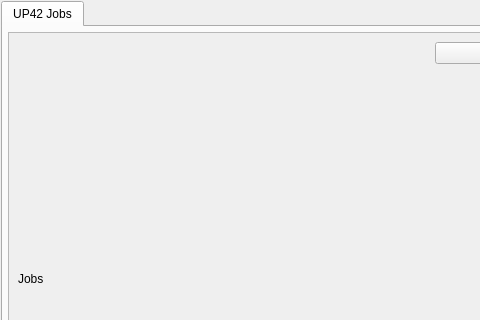
josesahad/up42-qgis-plugin, file dockwidget.ui: the form before one commit; both pictures show x 0 to 480 and y 0 to 320 of the 853 by 592 pixel window.
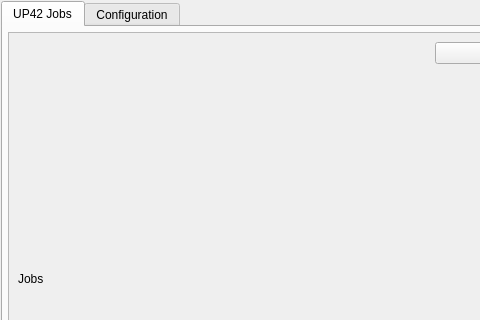
The form after the commit.

Commit message: fix plugin name

```diff
--- a/dockwidget.ui
+++ b/dockwidget.ui
@@ -184,7 +184,10 @@
            </widget>
           </item>
          </layout>
-        </widget>        
+        </widget>
+        <widget class="QWidget" name="configTab">
+         <attribute name="title"><string>Configuration</string></attribute>
+        </widget>
        </widget>
       </item>
      </layout>
```
The commit also changes 1 other file.
